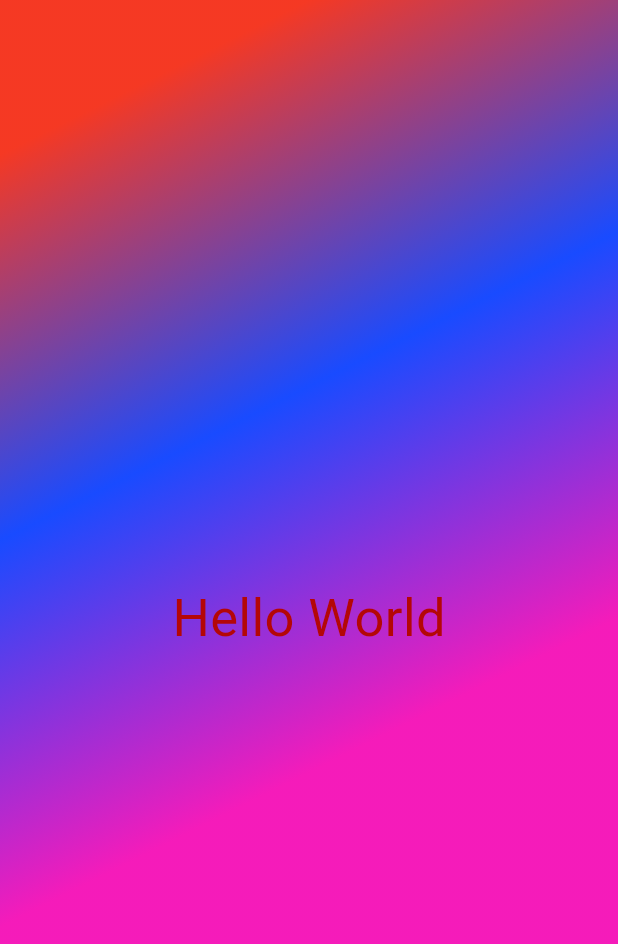
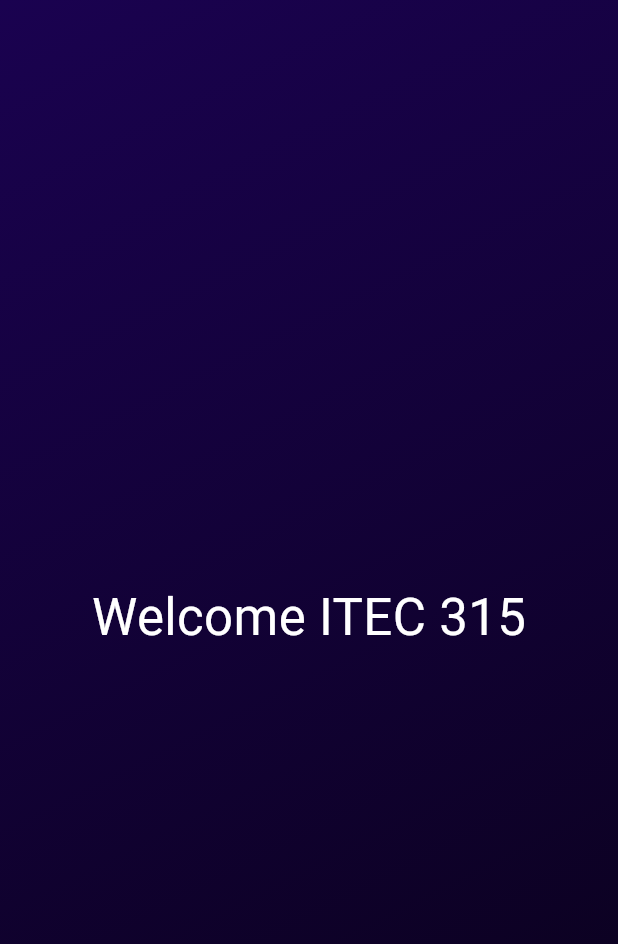
Before and after one commit to Alson71/some_random_flutter_project, a Flutter app: the screen it shows after launch, on a phone screen of 412 x 824 dp. Shown: the top 944 px of the screen. Run offline on Flutter 3.47's test engine with Material 3 defaults, Android fonts, the light colour scheme and no system bars.

Commit message:
Finished implementation of gradient container and centered widget

```diff
--- /dev/null
+++ b/lib/centered.dart
@@ -0,0 +1,19 @@
+import 'package:flutter/material.dart';
+
+// ignore: must_be_immutable
+class Centered extends StatelessWidget {
+  Centered(this.text, {super.key});
+  String text;
+  @override
+  Widget build(BuildContext context) {
+    return Center(
+      child: Text(
+        text,
+        style: const TextStyle(
+          color: Colors.white,
+          fontSize: 34,
+        ),
+      ),
+    );
+  }
+}
--- /dev/null
+++ b/lib/gradient_container.dart
@@ -0,0 +1,23 @@
+import 'centered.dart';
+import 'package:flutter/material.dart';
+
+class GradientContainer extends StatelessWidget {
+  const GradientContainer({super.key});
+
+  @override
+  Widget build(BuildContext context) {
+    return Container(
+      decoration: const BoxDecoration(
+        gradient: LinearGradient(
+          begin: Alignment.topLeft,
+          end: Alignment.bottomRight,
+          colors: [
+            Color.fromARGB(255, 26, 2, 80),
+            Color.fromARGB(255, 9, 1, 24),
+          ],
+        ),
+      ),
+      child: Centered("Welcome ITEC 315"),
+    );
+  }
+}
```
Also changed, not shown: lib/main.dart (+4 -22 lines).
